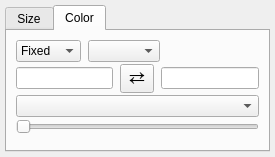
The window that glue_vispy_viewers/scatter/layer_style_widget.ui (glue-viz/glue-vispy-viewers) describes before a commit, drawn with Qt 5.
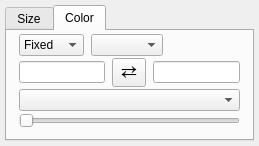
The same window after the commit. Custom widgets are drawn as their Qt base class.

Commit message: Reduce margins for scatter layer artist editor

```diff
--- a/glue_vispy_viewers/scatter/layer_style_widget.ui
+++ b/glue_vispy_viewers/scatter/layer_style_widget.ui
@@ -6,8 +6,8 @@
    <rect>
     <x>0</x>
     <y>0</y>
-    <width>275</width>
-    <height>157</height>
+    <width>259</width>
+    <height>146</height>
    </rect>
   </property>
   <property name="windowTitle">
@@ -158,8 +158,17 @@
        <property name="spacing">
         <number>2</number>
        </property>
+       <property name="leftMargin">
+        <number>12</number>
+       </property>
+       <property name="topMargin">
+        <number>3</number>
+       </property>
+       <property name="rightMargin">
+        <number>12</number>
+       </property>
        <property name="bottomMargin">
-        <number>5</number>
+        <number>3</number>
        </property>
        <item>
         <widget class="QWidget" name="color_row_1" native="true">
```
Left out of the diff: 11 changed lines with no effect on the pictures.
